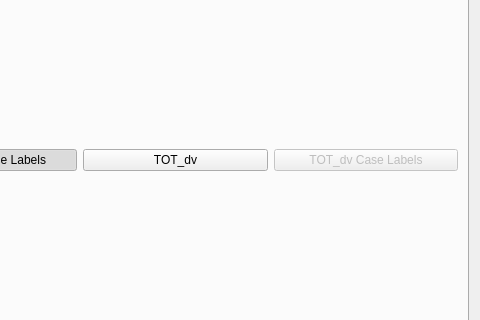
caden-maxwell/nhtsa-scrape, file src/app/ui/DataView.ui: the form before one commit; both pictures show x 320 to 800 and y 152 to 472 of the 800 by 600 pixel window.
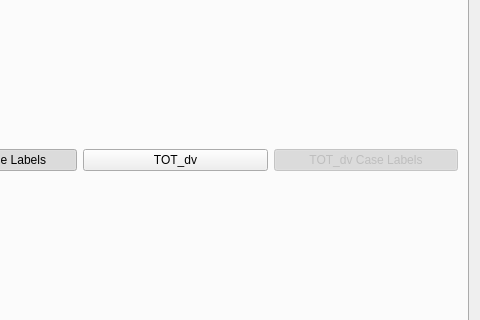
The form after the commit. The open tabs and pages were chosen to show the change.

Commit message: Finally toggleable

```diff
--- a/src/app/ui/DataView.ui
+++ b/src/app/ui/DataView.ui
@@ -124,6 +124,9 @@
          <property name="checkable">
           <bool>true</bool>
          </property>
+         <property name="checked">
+          <bool>true</bool>
+         </property>
         </widget>
        </item>
        <item row="0" column="3" colspan="4">
```
The commit also changes 2 other files.
